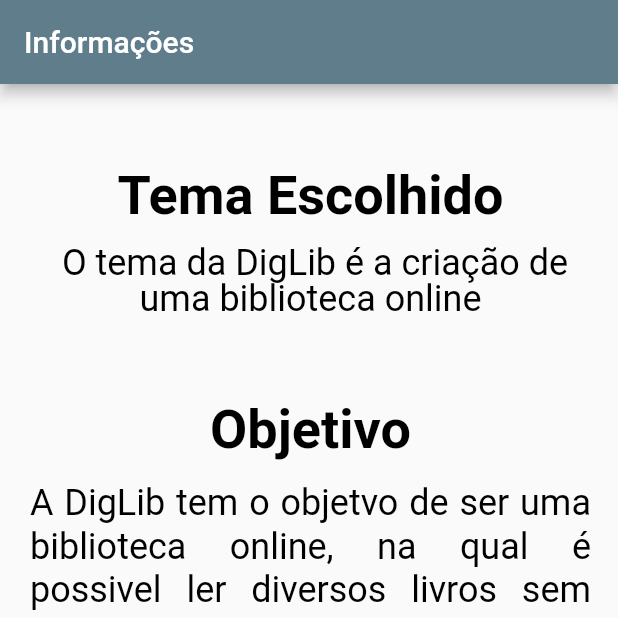
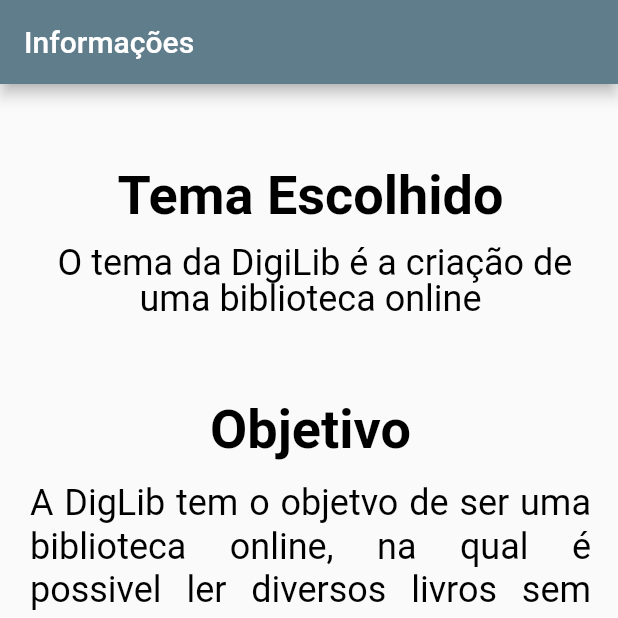
Before and after one commit to CaioMarini/DigiLib, a Flutter app: the screen it shows after launch, on a phone screen of 412 x 824 dp, the top half of it. Run offline on Flutter 3.47's test engine with Material 2 defaults, Android fonts, the phone set to English and light mode, and no system bars.

Commit message:
Correção do Nome DigiLib

```diff
--- a/lib/telaInformacao.dart
+++ b/lib/telaInformacao.dart
@@ -34,7 +34,7 @@
                   children: <Widget>[
                     Expanded(
                       child: Text(
-                        " O tema da DigLib é a criação de uma biblioteca online",
+                        " O tema da DigiLib é a criação de uma biblioteca online",
                         textAlign: TextAlign.center,
                         style: TextStyle(
                             color: Colors.black,
```
